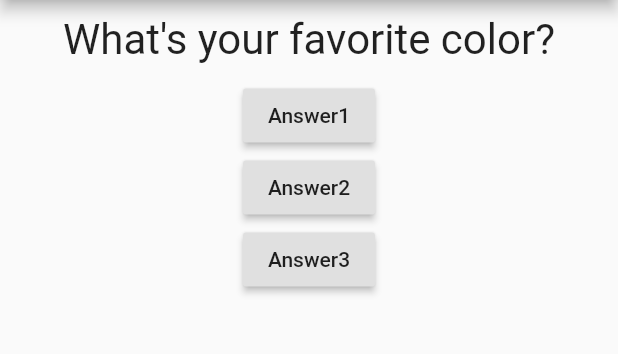
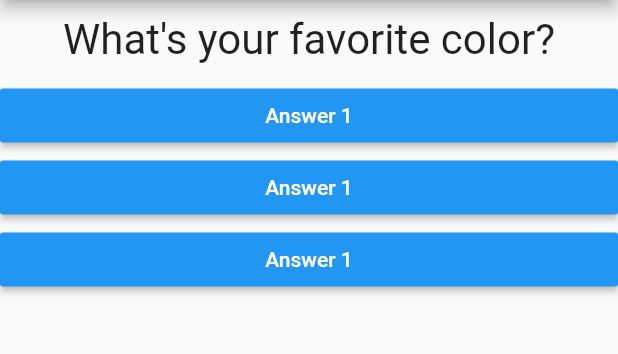
Before and after one commit to AMAN-LADWA/Android-Quiz-Application, a Flutter app: the screen it shows after launch, on a phone screen of 412 x 824 dp, the part 84-438 px from its top. Run offline on Flutter 3.47's test engine with Material 2 defaults, Android fonts, the phone set to English and light mode, and no system bars.

Commit message:
question base

```diff
--- /dev/null
+++ b/lib/answer.dart
@@ -0,0 +1,18 @@
+import 'package:flutter/material.dart';
+
+class Answer extends StatelessWidget {
+  final Function answerQuestion;
+  Answer(this.answerQuestion);
+  @override
+  Widget build(BuildContext context) {
+    return Container(
+      width: double.infinity,
+      child: RaisedButton(
+        textColor: Colors.white,
+        color: Colors.blue,
+        child: Text('Answer 1'),
+      onPressed: answerQuestion,
+      ),
+    );
+  }
+}
--- a/lib/main.dart
+++ b/lib/main.dart
@@ -1,6 +1,7 @@
 import 'package:flutter/material.dart';
 
 import './question.dart';
+import './answer.dart';
 
 void main() {
   runApp(MyApp());
@@ -36,18 +37,9 @@ class _MyAppState extends State<MyApp> {
         body: Column(
           children: <Widget>[
             Question(questions.elementAt(_questionIndex)),
-            RaisedButton(
-              child: Text('Answer1'),
-              onPressed: _answerQuestion,
-            ),
-            RaisedButton(
-              child: Text('Answer2'),
-              onPressed: _answerQuestion,
-            ),
-            RaisedButton(
-              child: Text('Answer3'),
-              onPressed: _answerQuestion,
-            )
+            Answer(_answerQuestion),
+            Answer(_answerQuestion),
+            Answer(_answerQuestion)
           ],
         ),
       ),
```
